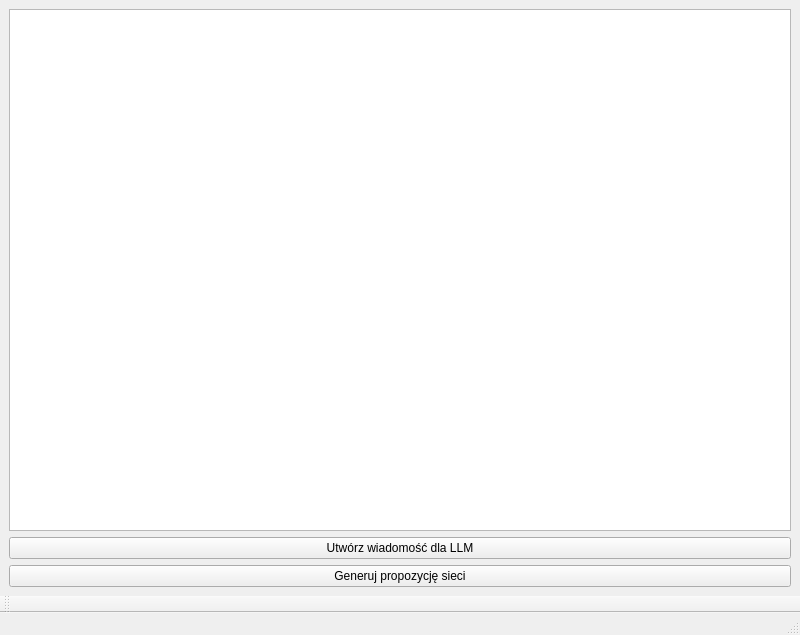
DigitalBaguette/OBL_Project, file src/gui/MainWindow.ui: the form before one commit.
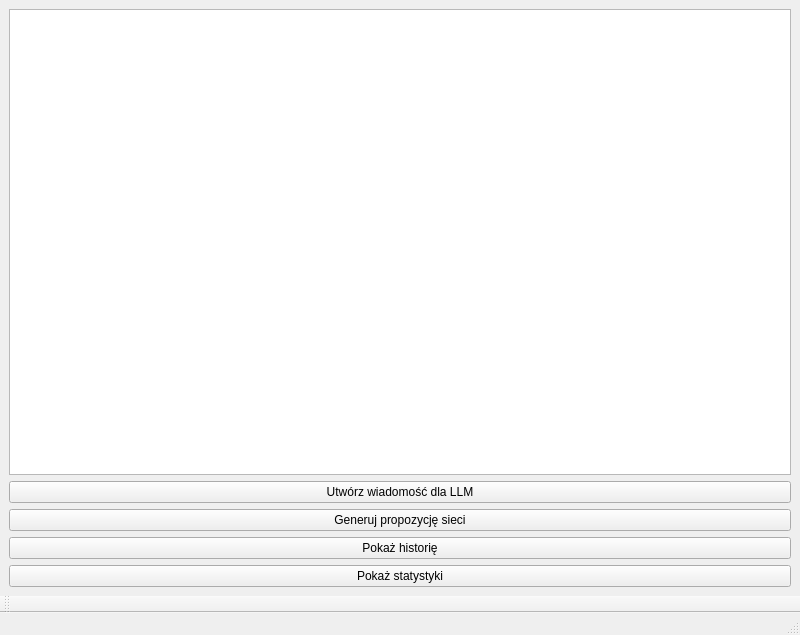
The form after the commit.

Patch:
```diff
--- a/src/gui/MainWindow.ui
+++ b/src/gui/MainWindow.ui
@@ -32,6 +32,20 @@
       </property>
      </widget>
     </item>
+    <item>
+     <widget class="QPushButton" name="historyButton">
+      <property name="text">
+       <string>Pokaż historię</string>
+      </property>
+     </widget>
+    </item>
+    <item>
+     <widget class="QPushButton" name="statsButton">
+      <property name="text">
+       <string>Pokaż statystyki</string>
+      </property>
+     </widget>
+    </item>
    </layout>
   </widget>
   <widget class="QMenuBar" name="menubar">
```
